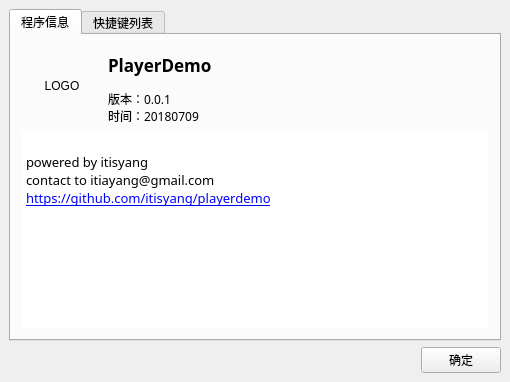
Qt form about.ui (dulred/qt_video) before a commit.
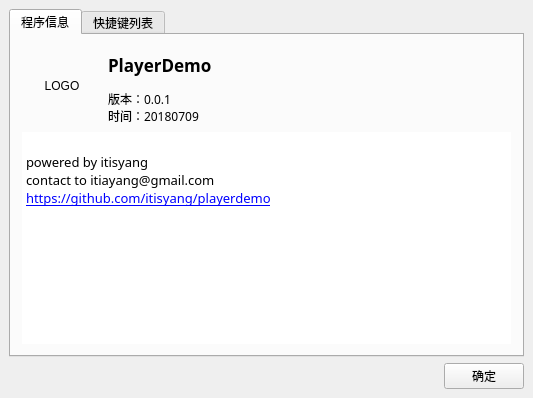
The same form after that commit. Icons and pictures are not drawn.

```diff
--- a/about.ui
+++ b/about.ui
@@ -6,8 +6,8 @@
    <rect>
     <x>0</x>
     <y>0</y>
-    <width>510</width>
-    <height>382</height>
+    <width>533</width>
+    <height>398</height>
    </rect>
   </property>
   <property name="font">
```
